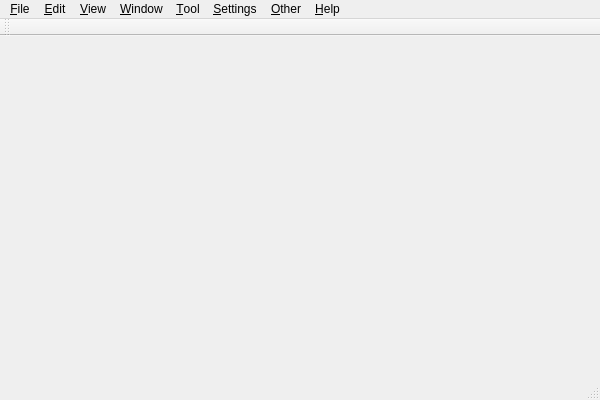
The window that vivi/vivi/MainWindow.ui (vivisuke/openViVi) describes before a commit, drawn with Qt 5.
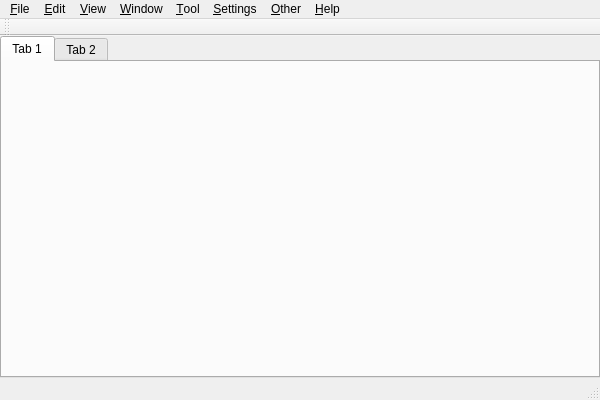
The same window after the commit.

Patch:
```diff
--- a/vivi/vivi/MainWindow.ui
+++ b/vivi/vivi/MainWindow.ui
@@ -13,7 +13,36 @@
   <property name="windowTitle">
    <string>MainWindow</string>
   </property>
-  <widget class="QWidget" name="centralWidget"/>
+  <widget class="QWidget" name="centralWidget">
+   <layout class="QHBoxLayout" name="horizontalLayout">
+    <property name="leftMargin">
+     <number>0</number>
+    </property>
+    <property name="topMargin">
+     <number>0</number>
+    </property>
+    <property name="rightMargin">
+     <number>0</number>
+    </property>
+    <property name="bottomMargin">
+     <number>0</number>
+    </property>
+    <item>
+     <widget class="QTabWidget" name="tabWidget">
+      <widget class="QWidget" name="tab">
+       <attribute name="title">
+        <string>Tab 1</string>
+       </attribute>
+      </widget>
+      <widget class="QWidget" name="tab_2">
+       <attribute name="title">
+        <string>Tab 2</string>
+       </attribute>
+      </widget>
+     </widget>
+    </item>
+   </layout>
+  </widget>
   <widget class="QMenuBar" name="menuBar">
    <property name="geometry">
     <rect>
```
